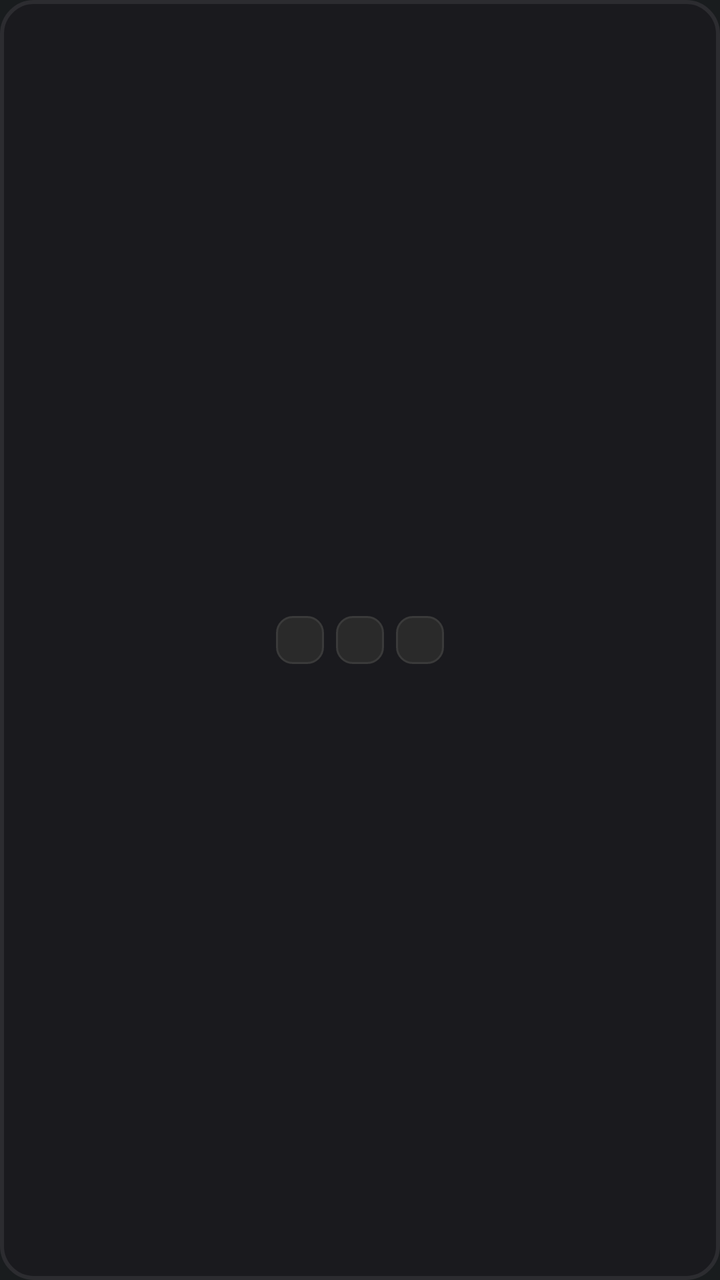
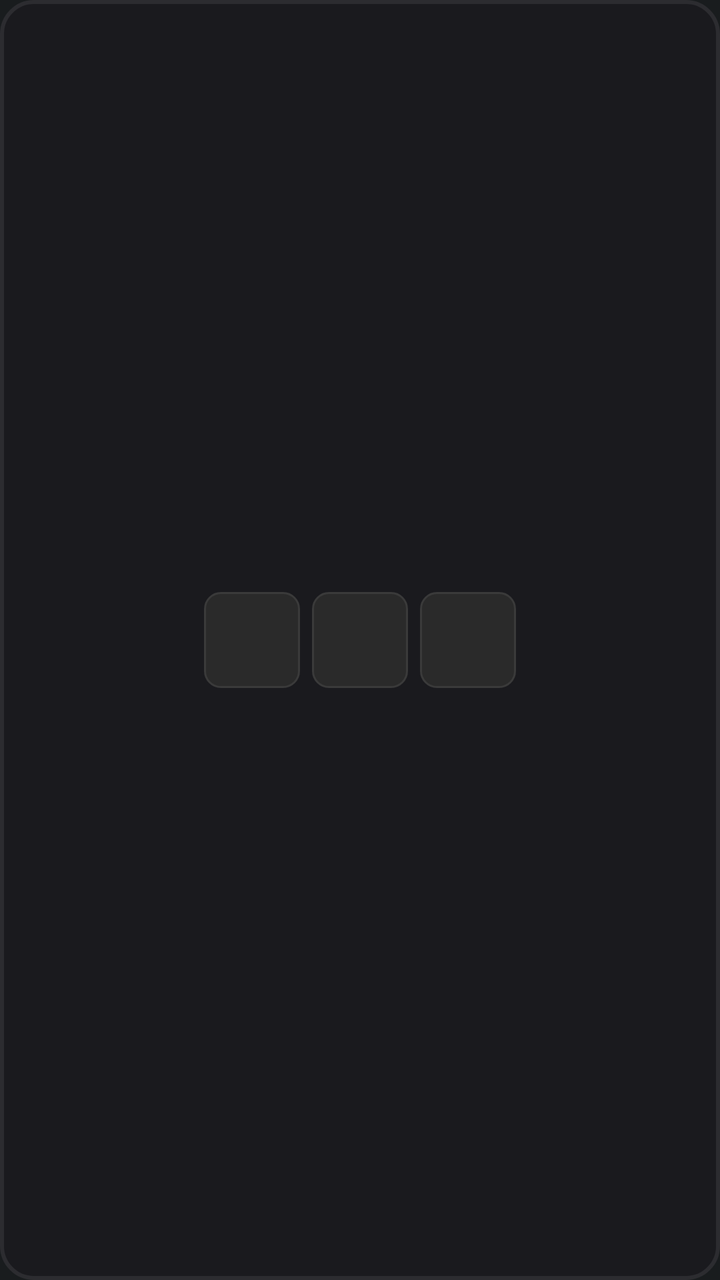

Screens rendered from an Android XML layout before and after an edit, with the pre-edit source and the edit as a unified diff.
<!-- AndroidManifest.xml: application theme android:Theme.DeviceDefault -->
<!-- res/layout/remote_grid_3x1.xml -->
<?xml version="1.0" encoding="utf-8"?>
<LinearLayout xmlns:android="http://schemas.android.com/apk/res/android"
    android:id="@+id/widget_root"
    android:layout_width="match_parent"
    android:layout_height="match_parent"
    android:orientation="vertical"
    android:gravity="center"
    android:background="@drawable/remote_widget_bg"
    android:padding="4dp">

    <TextView
        android:id="@+id/txt_title"
        android:layout_width="match_parent"
        android:layout_height="wrap_content"
        android:text="TV Remote"
        android:textColor="#FFFFFF"
        android:textSize="10sp"
        android:gravity="center"
        android:maxLines="1"
        android:visibility="gone" />

    <TextView
        android:id="@+id/txt_status"
        android:layout_width="match_parent"
        android:layout_height="wrap_content"
        android:text=""
        android:textColor="#AAFFFFFF"
        android:textSize="9sp"
        android:gravity="center"
        android:maxLines="1"
        android:visibility="gone" />

        <LinearLayout
            android:layout_width="wrap_content"
            android:layout_height="wrap_content"
            android:layout_gravity="center_horizontal"
            android:orientation="horizontal">

            <ImageView
                android:id="@+id/cell_0_0"
                android:layout_width="24dp"
                android:layout_height="24dp"
                android:layout_margin="3dp"
                android:background="@drawable/remote_button_bg"
                android:padding="4dp"
                android:scaleType="fitCenter" />
            <ImageView
                android:id="@+id/cell_0_1"
                android:layout_width="24dp"
                android:layout_height="24dp"
                android:layout_margin="3dp"
                android:background="@drawable/remote_button_bg"
                android:padding="4dp"
                android:scaleType="fitCenter" />
            <ImageView
                android:id="@+id/cell_0_2"
                android:layout_width="24dp"
                android:layout_height="24dp"
                android:layout_margin="3dp"
                android:background="@drawable/remote_button_bg"
                android:padding="4dp"
                android:scaleType="fitCenter" />
        </LinearLayout>
</LinearLayout>
<!-- resources referenced by this layout -->
<resources>
  <!-- drawable remote_button_bg (drawable) -->
  <?xml version="1.0" encoding="utf-8"?>
  <selector xmlns:android="http://schemas.android.com/apk/res/android">
      <item android:state_pressed="true">
          <shape android:shape="rectangle">
              <solid android:color="#555555" />
              <corners android:radius="8dp" />
              <stroke android:width="1dp" android:color="#777777" />
          </shape>
      </item>
      <item>
          <shape android:shape="rectangle">
              <solid android:color="#2A2A2A" />
              <corners android:radius="8dp" />
              <stroke android:width="1dp" android:color="#3A3A3A" />
          </shape>
      </item>
  </selector>
  <!-- drawable remote_widget_bg (drawable) -->
  <?xml version="1.0" encoding="utf-8"?>
  <shape xmlns:android="http://schemas.android.com/apk/res/android"
      android:shape="rectangle">
      <solid android:color="#1A1A1E" />
      <corners android:radius="16dp" />
      <stroke android:width="2dp" android:color="#2C2C30" />
  </shape>
</resources>

<!-- the commit's change to res/layout/remote_grid_3x1.xml (unified diff, before → after) -->
@@ -38,24 +38,24 @@
 
             <ImageView
                 android:id="@+id/cell_0_0"
-                android:layout_width="24dp"
-                android:layout_height="24dp"
+                android:layout_width="48dp"
+                android:layout_height="48dp"
                 android:layout_margin="3dp"
                 android:background="@drawable/remote_button_bg"
                 android:padding="4dp"
                 android:scaleType="fitCenter" />
             <ImageView
                 android:id="@+id/cell_0_1"
-                android:layout_width="24dp"
-                android:layout_height="24dp"
+                android:layout_width="48dp"
+                android:layout_height="48dp"
                 android:layout_margin="3dp"
                 android:background="@drawable/remote_button_bg"
                 android:padding="4dp"
                 android:scaleType="fitCenter" />
             <ImageView
                 android:id="@+id/cell_0_2"
-                android:layout_width="24dp"
-                android:layout_height="24dp"
+                android:layout_width="48dp"
+                android:layout_height="48dp"
                 android:layout_margin="3dp"
                 android:background="@drawable/remote_button_bg"
                 android:padding="4dp"
